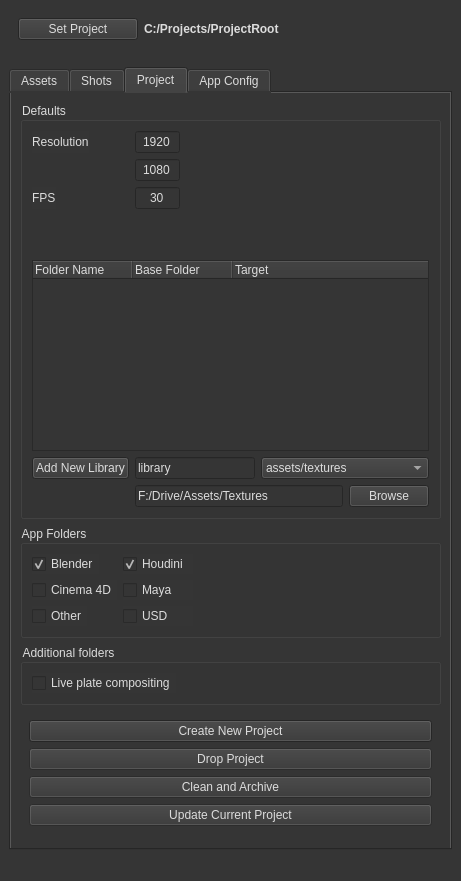
First picture: the form in scripts/ui/project_manager.ui, repository kurzemnieks/re_pipeline, before the edit.
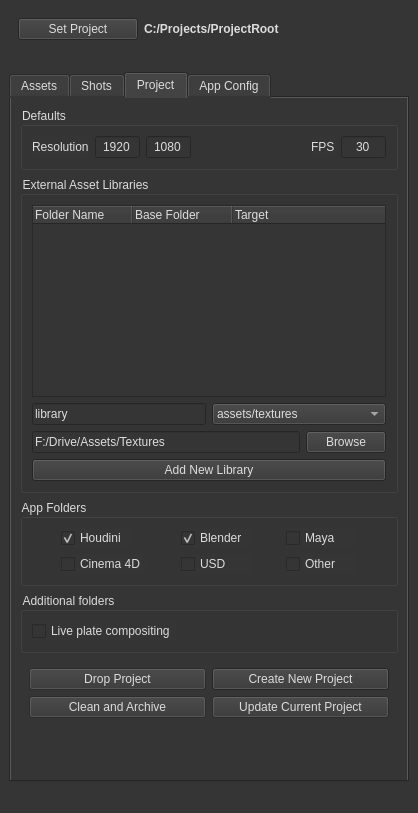
Second picture: the form after the edit.

```diff
--- a/scripts/ui/project_manager.ui
+++ b/scripts/ui/project_manager.ui
@@ -6,8 +6,8 @@
    <rect>
     <x>0</x>
     <y>0</y>
-    <width>461</width>
-    <height>881</height>
+    <width>418</width>
+    <height>813</height>
    </rect>
   </property>
   <property name="font">
@@ -220,6 +220,12 @@
        <layout class="QVBoxLayout" name="verticalLayout_4">
         <item>
          <widget class="QGroupBox" name="groupBox_2">
+          <property name="sizePolicy">
+           <sizepolicy hsizetype="Preferred" vsizetype="Preferred">
+            <horstretch>0</horstretch>
+            <verstretch>0</verstretch>
+           </sizepolicy>
+          </property>
           <property name="title">
            <string>Defaults</string>
           </property>
@@ -232,6 +238,8 @@
             </widget>
            </item>
            <item row="0" column="1">
+            <layout class="QHBoxLayout" name="horizontalLayout_3">
+             <item>
             <widget class="QLineEdit" name="editHRes">
              <property name="maximumSize">
               <size>
@@ -253,7 +261,7 @@
              </property>
             </widget>
            </item>
-           <item row="1" column="1">
+             <item>
             <widget class="QLineEdit" name="editVRes">
              <property name="maximumSize">
               <size>
@@ -275,14 +283,27 @@
              </property>
             </widget>
            </item>
-           <item row="2" column="0">
+             <item>
+              <spacer name="horizontalSpacer_3">
+               <property name="orientation">
+                <enum>Qt::Horizontal</enum>
+               </property>
+               <property name="sizeHint" stdset="0">
+                <size>
+                 <width>40</width>
+                 <height>20</height>
+                </size>
+               </property>
+              </spacer>
+             </item>
+             <item>
             <widget class="QLabel" name="labelFps">
              <property name="text">
               <string>FPS</string>
              </property>
             </widget>
            </item>
-           <item row="2" column="1">
+             <item>
             <widget class="QLineEdit" name="editFPS">
              <property name="maximumSize">
               <size>
@@ -304,29 +325,72 @@
              </property>
             </widget>
            </item>
-           <item row="8" column="0">
-            <widget class="QPushButton" name="addNewExtLibButton">
+            </layout>
+           </item>
+          </layout>
+         </widget>
+        </item>
+        <item>
+         <widget class="QGroupBox" name="extLibsGroupBox">
+          <property name="sizePolicy">
+           <sizepolicy hsizetype="Preferred" vsizetype="Maximum">
+            <horstretch>0</horstretch>
+            <verstretch>0</verstretch>
+           </sizepolicy>
+          </property>
+          <property name="minimumSize">
+           <size>
+            <width>0</width>
+            <height>50</height>
+           </size>
+          </property>
+          <property name="title">
+           <string>External Asset Libraries</string>
+          </property>
+          <layout class="QVBoxLayout" name="verticalLayout_5">
+           <item>
+            <widget class="QTreeWidget" name="extLibsList">
+             <property name="sizePolicy">
+              <sizepolicy hsizetype="Expanding" vsizetype="Preferred">
+               <horstretch>0</horstretch>
+               <verstretch>0</verstretch>
+              </sizepolicy>
+             </property>
+             <property name="itemsExpandable">
+              <bool>false</bool>
+             </property>
+             <property name="expandsOnDoubleClick">
+              <bool>false</bool>
+             </property>
+             <column>
              <property name="text">
-              <string>Add New Library</string>
-             </property>
+               <string>Folder Name</string>
+              </property>
+             </column>
+             <column>
+              <property name="text">
+               <string>Base Folder</string>
+              </property>
+             </column>
+             <column>
+              <property name="text">
+               <string>Target</string>
+              </property>
+             </column>
             </widget>
            </item>
-           <item row="8" column="1">
+           <item>
+            <layout class="QVBoxLayout" name="verticalLayout_7">
+             <item>
             <layout class="QHBoxLayout" name="horizontalLayout_2">
              <item>
               <widget class="QLineEdit" name="extLibFolderName">
                <property name="sizePolicy">
-                <sizepolicy hsizetype="Preferred" vsizetype="Fixed">
+                  <sizepolicy hsizetype="Preferred" vsizetype="Preferred">
                  <horstretch>0</horstretch>
                  <verstretch>0</verstretch>
                 </sizepolicy>
                </property>
-               <property name="maximumSize">
-                <size>
-                 <width>120</width>
-                 <height>16777215</height>
-                </size>
-               </property>
                <property name="text">
                 <string>library</string>
                </property>
@@ -348,10 +412,16 @@
              </item>
             </layout>
            </item>
-           <item row="9" column="1">
+             <item>
             <layout class="QHBoxLayout" name="hlayout_20">
              <item>
               <widget class="QLineEdit" name="extLibTargetPath">
+                 <property name="sizePolicy">
+                  <sizepolicy hsizetype="Expanding" vsizetype="Fixed">
+                   <horstretch>0</horstretch>
+                   <verstretch>0</verstretch>
+                  </sizepolicy>
+                 </property>
                <property name="text">
                 <string>F:/Drive/Assets/Textures</string>
                </property>
@@ -359,6 +429,12 @@
              </item>
              <item>
               <widget class="QPushButton" name="browseExtLibTargetButton">
+                 <property name="sizePolicy">
+                  <sizepolicy hsizetype="Minimum" vsizetype="Preferred">
+                   <horstretch>0</horstretch>
+                   <verstretch>0</verstretch>
+                  </sizepolicy>
+                 </property>
                <property name="text">
                 <string>Browse</string>
                </property>
@@ -366,43 +442,14 @@
              </item>
             </layout>
            </item>
-           <item row="7" column="0" colspan="2">
-            <widget class="QTreeWidget" name="extLibsList">
-             <property name="itemsExpandable">
-              <bool>false</bool>
-             </property>
-             <property name="expandsOnDoubleClick">
-              <bool>false</bool>
-             </property>
-             <column>
-              <property name="text">
-               <string>Folder Name</string>
-              </property>
-             </column>
-             <column>
-              <property name="text">
-               <string>Base Folder</string>
-              </property>
-             </column>
-             <column>
-              <property name="text">
-               <string>Target</string>
-              </property>
-             </column>
-            </widget>
+            </layout>
            </item>
-           <item row="3" column="1">
-            <spacer name="verticalSpacer_4">
-             <property name="orientation">
-              <enum>Qt::Vertical</enum>
+           <item>
+            <widget class="QPushButton" name="addNewExtLibButton">
+             <property name="text">
+              <string>Add New Library</string>
              </property>
-             <property name="sizeHint" stdset="0">
-              <size>
-               <width>20</width>
-               <height>40</height>
-              </size>
-             </property>
-            </spacer>
+            </widget>
            </item>
           </layout>
          </widget>
@@ -421,18 +468,8 @@
           <property name="checkable">
            <bool>false</bool>
           </property>
-          <layout class="QFormLayout" name="formLayout_3">
+          <layout class="QGridLayout" name="gridLayout">
            <item row="0" column="0">
-            <widget class="QCheckBox" name="checkBlender">
-             <property name="text">
-              <string>Blender</string>
-             </property>
-             <property name="checked">
-              <bool>true</bool>
-             </property>
-            </widget>
-           </item>
-           <item row="0" column="1">
             <widget class="QCheckBox" name="checkHoudini">
              <property name="maximumSize">
               <size>
@@ -448,6 +485,29 @@
              </property>
             </widget>
            </item>
+           <item row="0" column="1">
+            <widget class="QCheckBox" name="checkBlender">
+             <property name="text">
+              <string>Blender</string>
+             </property>
+             <property name="checked">
+              <bool>true</bool>
+             </property>
+            </widget>
+           </item>
+           <item row="0" column="2">
+            <widget class="QCheckBox" name="checkMaya">
+             <property name="maximumSize">
+              <size>
+               <width>70</width>
+               <height>16777215</height>
+              </size>
+             </property>
+             <property name="text">
+              <string>Maya</string>
+             </property>
+            </widget>
+           </item>
            <item row="1" column="0">
             <widget class="QCheckBox" name="checkC4D">
              <property name="text">
@@ -456,19 +516,6 @@
             </widget>
            </item>
            <item row="1" column="1">
-            <widget class="QCheckBox" name="checkMaya">
-             <property name="maximumSize">
-              <size>
-               <width>70</width>
-               <height>16777215</height>
-              </size>
-             </property>
-             <property name="text">
-              <string>Maya</string>
-             </property>
-            </widget>
-           </item>
-           <item row="2" column="1">
             <widget class="QCheckBox" name="checkUSD">
              <property name="maximumSize">
               <size>
@@ -481,7 +528,7 @@
              </property>
             </widget>
            </item>
-           <item row="2" column="0">
+           <item row="1" column="2">
             <widget class="QCheckBox" name="checkOther">
              <property name="maximumSize">
               <size>
@@ -520,15 +567,7 @@
          <widget class="QWidget" name="widget" native="true">
           <layout class="QVBoxLayout" name="verticalLayout_6">
            <item>
-            <widget class="QPushButton" name="newProjectButton">
-             <property name="toolTip">
-              <string>Create new project and make it active</string>
-             </property>
-             <property name="text">
-              <string>Create New Project</string>
-             </property>
-            </widget>
-           </item>
+            <layout class="QHBoxLayout" name="horizontalLayout_5">
            <item>
             <widget class="QPushButton" name="dropProjectButton">
              <property name="enabled">
@@ -543,6 +582,20 @@
             </widget>
            </item>
            <item>
+              <widget class="QPushButton" name="newProjectButton">
+               <property name="toolTip">
+                <string>Create new project and make it active</string>
+               </property>
+               <property name="text">
+                <string>Create New Project</string>
+               </property>
+              </widget>
+             </item>
+            </layout>
+           </item>
+           <item>
+            <layout class="QHBoxLayout" name="horizontalLayout_6">
+             <item>
             <widget class="QPushButton" name="archiveProjectButton">
              <property name="enabled">
               <bool>false</bool>
@@ -575,6 +628,8 @@
             </widget>
            </item>
           </layout>
+           </item>
+          </layout>
          </widget>
         </item>
         <item>
```
Left out of the diff: 5 changed lines with no effect on the pictures. Lines whose indentation alone changed are shown as unchanged.
